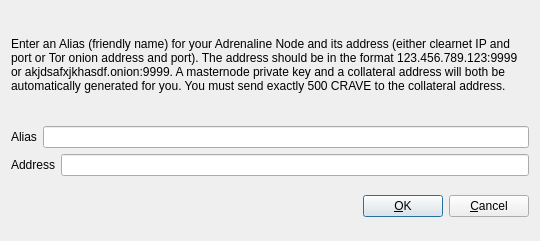
Above: src/qt/forms/addeditadrenalinenode.ui from thelonecrouton/bitcredit before the change. Below: the same form after it.
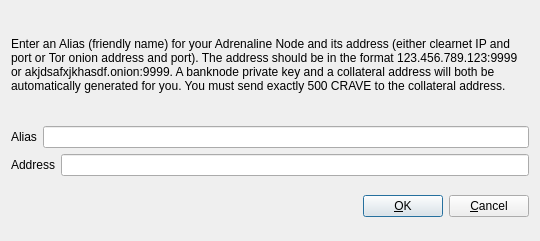
That is the form after the change.

Diff of the .ui file:
```diff
--- a/src/qt/forms/addeditadrenalinenode.ui
+++ b/src/qt/forms/addeditadrenalinenode.ui
@@ -34,7 +34,7 @@
         </sizepolicy>
        </property>
        <property name="text">
-        <string>&lt;html&gt;&lt;head/&gt;&lt;body&gt;&lt;p&gt;Enter an Alias (friendly name) for your Adrenaline Node and its address (either clearnet IP and port or Tor onion address and port).  The address should be in the format 123.456.789.123:9999 or akjdsafxjkhasdf.onion:9999.  A masternode private key and a collateral address will both be automatically generated for you.  You must send exactly 500 CRAVE to the collateral address.&lt;/p&gt;&lt;/body&gt;&lt;/html&gt;</string>
+        <string>&lt;html&gt;&lt;head/&gt;&lt;body&gt;&lt;p&gt;Enter an Alias (friendly name) for your Adrenaline Node and its address (either clearnet IP and port or Tor onion address and port).  The address should be in the format 123.456.789.123:9999 or akjdsafxjkhasdf.onion:9999.  A banknode private key and a collateral address will both be automatically generated for you.  You must send exactly 500 CRAVE to the collateral address.&lt;/p&gt;&lt;/body&gt;&lt;/html&gt;</string>
        </property>
        <property name="wordWrap">
         <bool>true</bool>
```
